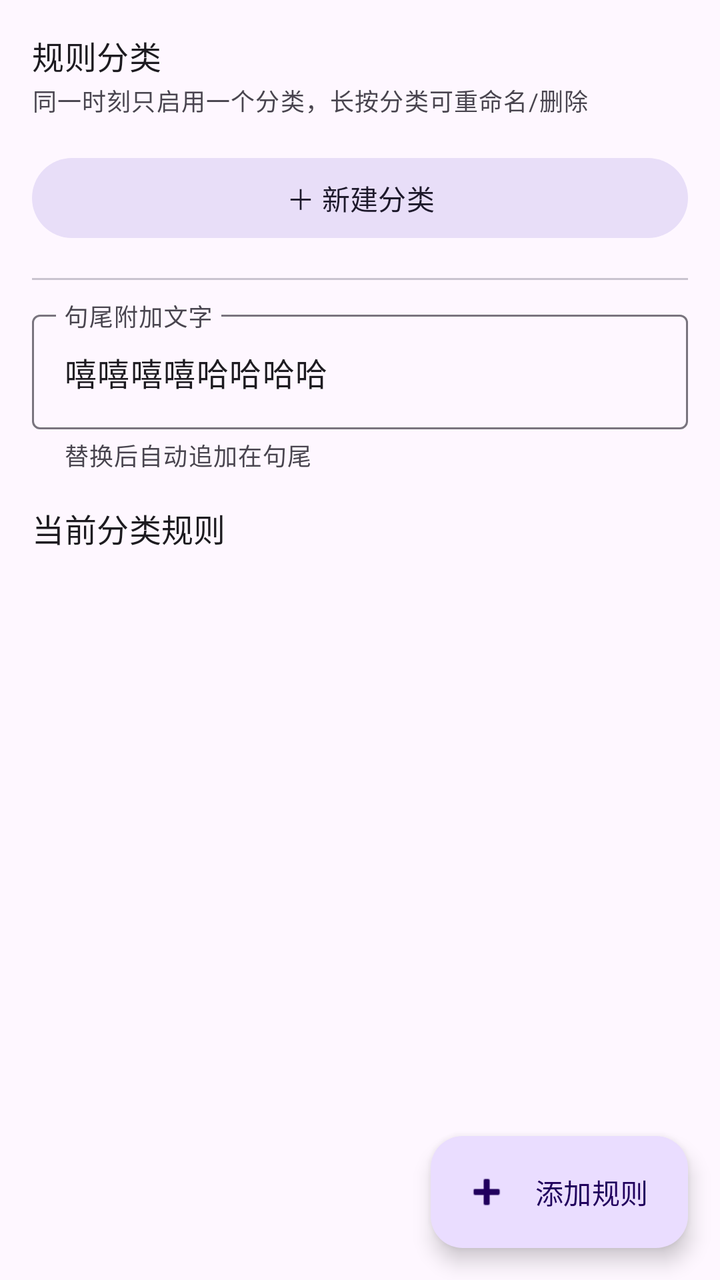
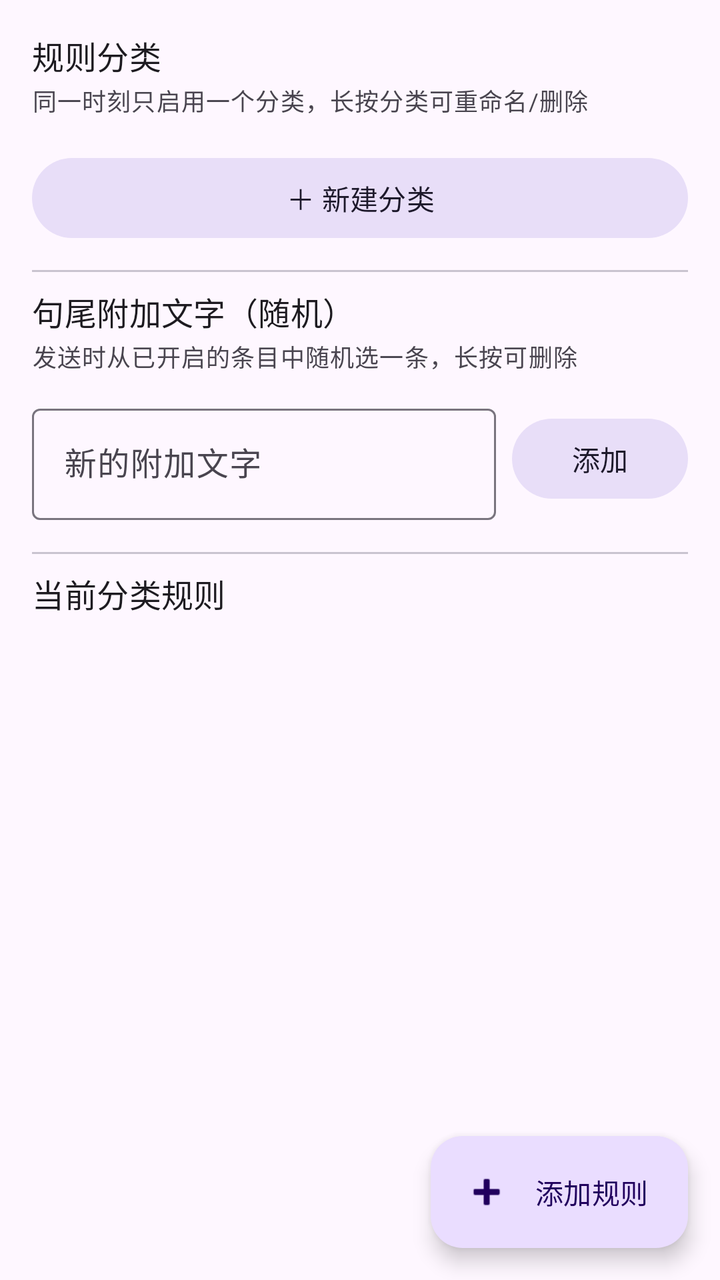

Screens rendered from an Android XML layout before and after an edit, with the pre-edit source and the edit as a unified diff.
<!-- AndroidManifest.xml: application theme Theme.QQReplyApp -->
<!-- res/layout/view_tab_rules.xml -->
<?xml version="1.0" encoding="utf-8"?>
<FrameLayout xmlns:android="http://schemas.android.com/apk/res/android"
    xmlns:app="http://schemas.android.com/apk/res-auto"
    android:layout_width="match_parent"
    android:layout_height="match_parent">

    <LinearLayout
        android:layout_width="match_parent"
        android:layout_height="match_parent"
        android:orientation="vertical"
        android:padding="16dp">

        <TextView
            android:layout_width="wrap_content"
            android:layout_height="wrap_content"
            android:text="规则分类"
            android:textAppearance="@style/TextAppearance.Material3.TitleMedium" />

        <TextView
            android:layout_width="wrap_content"
            android:layout_height="wrap_content"
            android:layout_marginTop="2dp"
            android:text="同一时刻只启用一个分类，长按分类可重命名/删除"
            android:textAppearance="@style/TextAppearance.Material3.BodySmall"
            android:textColor="?attr/colorOnSurfaceVariant" />

        <com.google.android.material.chip.ChipGroup
            android:id="@+id/categoryChips"
            android:layout_width="match_parent"
            android:layout_height="wrap_content"
            android:layout_marginTop="8dp"
            app:chipSpacingHorizontal="8dp"
            app:singleLine="false" />

        <com.google.android.material.button.MaterialButton
            android:id="@+id/addCategoryButton"
            style="@style/Widget.Material3.Button.TonalButton"
            android:layout_width="match_parent"
            android:layout_height="wrap_content"
            android:layout_marginTop="8dp"
            android:text="＋ 新建分类" />

        <com.google.android.material.divider.MaterialDivider
            android:layout_width="match_parent"
            android:layout_height="wrap_content"
            android:layout_marginTop="16dp"
            android:layout_marginBottom="12dp" />

        <com.google.android.material.textfield.TextInputLayout
            android:layout_width="match_parent"
            android:layout_height="wrap_content"
            android:hint="句尾附加文字"
            app:helperText="替换后自动追加在句尾"
            style="@style/Widget.Material3.TextInputLayout.OutlinedBox">

            <com.google.android.material.textfield.TextInputEditText
                android:id="@+id/suffixInput"
                android:layout_width="match_parent"
                android:layout_height="wrap_content"
                android:inputType="text"
                android:maxLines="1"
                android:text="嘻嘻嘻嘻哈哈哈哈" />

        </com.google.android.material.textfield.TextInputLayout>

        <TextView
            android:layout_width="wrap_content"
            android:layout_height="wrap_content"
            android:layout_marginTop="16dp"
            android:text="当前分类规则"
            android:textAppearance="@style/TextAppearance.Material3.TitleMedium" />

        <TextView
            android:id="@+id/currentCategoryName"
            android:layout_width="wrap_content"
            android:layout_height="wrap_content"
            android:layout_marginTop="2dp"
            android:text=""
            android:textAppearance="@style/TextAppearance.Material3.BodySmall"
            android:textColor="?attr/colorPrimary" />

        <TextView
            android:id="@+id/emptyRulesHint"
            android:layout_width="match_parent"
            android:layout_height="wrap_content"
            android:padding="24dp"
            android:gravity="center"
            android:text="当前分类暂无规则，点击右下角按钮添加"
            android:textAppearance="@style/TextAppearance.Material3.BodyMedium"
            android:textColor="?attr/colorOnSurfaceVariant"
            android:visibility="gone" />

        <androidx.recyclerview.widget.RecyclerView
            android:id="@+id/rulesRecyclerView"
            android:layout_width="match_parent"
            android:layout_height="0dp"
            android:layout_weight="1"
            android:layout_marginTop="4dp"
            android:clipToPadding="false"
            android:paddingBottom="80dp" />

    </LinearLayout>

    <com.google.android.material.floatingactionbutton.ExtendedFloatingActionButton
        android:id="@+id/addRuleFab"
        android:layout_width="wrap_content"
        android:layout_height="wrap_content"
        android:layout_gravity="bottom|end"
        android:layout_margin="16dp"
        android:text="添加规则"
        app:icon="@android:drawable/ic_input_add" />

</FrameLayout>
<!-- resources referenced by this layout -->
<resources>
  <style name="Theme.QQReplyApp" parent="Theme.Material3.DayNight.NoActionBar" />
</resources>

<!-- the commit's change to res/layout/view_tab_rules.xml (unified diff, before → after) -->
@@ -4,102 +4,187 @@
     android:layout_width="match_parent"
     android:layout_height="match_parent">
 
-    <LinearLayout
+    <ScrollView
         android:layout_width="match_parent"
         android:layout_height="match_parent"
-        android:orientation="vertical"
-        android:padding="16dp">
+        android:fillViewport="true">
 
-        <TextView
-            android:layout_width="wrap_content"
-            android:layout_height="wrap_content"
-            android:text="规则分类"
-            android:textAppearance="@style/TextAppearance.Material3.TitleMedium" />
-
-        <TextView
-            android:layout_width="wrap_content"
-            android:layout_height="wrap_content"
-            android:layout_marginTop="2dp"
-            android:text="同一时刻只启用一个分类，长按分类可重命名/删除"
-            android:textAppearance="@style/TextAppearance.Material3.BodySmall"
-            android:textColor="?attr/colorOnSurfaceVariant" />
-
-        <com.google.android.material.chip.ChipGroup
-            android:id="@+id/categoryChips"
+        <LinearLayout
             android:layout_width="match_parent"
             android:layout_height="wrap_content"
-            android:layout_marginTop="8dp"
-            app:chipSpacingHorizontal="8dp"
-            app:singleLine="false" />
+            android:orientation="vertical"
+            android:paddingHorizontal="16dp"
+            android:paddingTop="16dp"
+            android:paddingBottom="96dp">
 
-        <com.google.android.material.button.MaterialButton
-            android:id="@+id/addCategoryButton"
-            style="@style/Widget.Material3.Button.TonalButton"
-            android:layout_width="match_parent"
-            android:layout_height="wrap_content"
-            android:layout_marginTop="8dp"
-            android:text="＋ 新建分类" />
+            <TextView
+                android:layout_width="wrap_content"
+                android:layout_height="wrap_content"
+                android:text="规则分类"
+                android:textAppearance="@style/TextAppearance.Material3.TitleMedium" />
 
-        <com.google.android.material.divider.MaterialDivider
-            android:layout_width="match_parent"
-            android:layout_height="wrap_content"
-            android:layout_marginTop="16dp"
-            android:layout_marginBottom="12dp" />
+            <TextView
+                android:layout_width="wrap_content"
+                android:layout_height="wrap_content"
+                android:layout_marginTop="2dp"
+                android:text="同一时刻只启用一个分类，长按分类可重命名/删除"
+                android:textAppearance="@style/TextAppearance.Material3.BodySmall"
+                android:textColor="?attr/colorOnSurfaceVariant" />
 
-        <com.google.android.material.textfield.TextInputLayout
-            android:layout_width="match_parent"
-            android:layout_height="wrap_content"
-            android:hint="句尾附加文字"
-            app:helperText="替换后自动追加在句尾"
-            style="@style/Widget.Material3.TextInputLayout.OutlinedBox">
-
-            <com.google.android.material.textfield.TextInputEditText
-                android:id="@+id/suffixInput"
+            
+            <HorizontalScrollView
                 android:layout_width="match_parent"
                 android:layout_height="wrap_content"
-                android:inputType="text"
-                android:maxLines="1"
-                android:text="嘻嘻嘻嘻哈哈哈哈" />
+                android:layout_marginTop="8dp"
+                android:scrollbars="none"
+                android:overScrollMode="never">
 
-        </com.google.android.material.textfield.TextInputLayout>
+                <com.google.android.material.chip.ChipGroup
+                    android:id="@+id/categoryChips"
+                    android:layout_width="wrap_content"
+                    android:layout_height="wrap_content"
+                    app:chipSpacingHorizontal="8dp"
+                    app:singleLine="true" />
 
-        <TextView
-            android:layout_width="wrap_content"
-            android:layout_height="wrap_content"
-            android:layout_marginTop="16dp"
-            android:text="当前分类规则"
-            android:textAppearance="@style/TextAppearance.Material3.TitleMedium" />
+            </HorizontalScrollView>
 
-        <TextView
-            android:id="@+id/currentCategoryName"
-            android:layout_width="wrap_content"
-            android:layout_height="wrap_content"
-            android:layout_marginTop="2dp"
-            android:text=""
-            android:textAppearance="@style/TextAppearance.Material3.BodySmall"
-            android:textColor="?attr/colorPrimary" />
+            <com.google.android.material.button.MaterialButton
+                android:id="@+id/addCategoryButton"
+                style="@style/Widget.Material3.Button.TonalButton"
+                android:layout_width="match_parent"
+                android:layout_height="wrap_content"
+                android:layout_marginTop="8dp"
+                android:text="＋ 新建分类" />
 
-        <TextView
-            android:id="@+id/emptyRulesHint"
-            android:layout_width="match_parent"
-            android:layout_height="wrap_content"
-            android:padding="24dp"
-            android:gravity="center"
-            android:text="当前分类暂无规则，点击右下角按钮添加"
-            android:textAppearance="@style/TextAppearance.Material3.BodyMedium"
-            android:textColor="?attr/colorOnSurfaceVariant"
-            android:visibility="gone" />
+            <com.google.android.material.divider.MaterialDivider
+                android:layout_width="match_parent"
+                android:layout_height="wrap_content"
+                android:layout_marginTop="12dp"
+                android:layout_marginBottom="8dp" />
 
-        <androidx.recyclerview.widget.RecyclerView
-            android:id="@+id/rulesRecyclerView"
-            android:layout_width="match_parent"
-            android:layout_height="0dp"
-            android:layout_weight="1"
-            android:layout_marginTop="4dp"
-            android:clipToPadding="false"
-            android:paddingBottom="80dp" />
+            
+            <TextView
+                android:layout_width="wrap_content"
+                android:layout_height="wrap_content"
+                android:text="句尾附加文字（随机）"
+                android:textAppearance="@style/TextAppearance.Material3.TitleMedium" />
 
-    </LinearLayout>
+            <TextView
+                android:layout_width="wrap_content"
+                android:layout_height="wrap_content"
+                android:layout_marginTop="2dp"
+                android:text="发送时从已开启的条目中随机选一条，长按可删除"
+                android:textAppearance="@style/TextAppearance.Material3.BodySmall"
+                android:textColor="?attr/colorOnSurfaceVariant" />
+
+            <LinearLayout
+                android:id="@+id/suffixListContainer"
+                android:layout_width="match_parent"
+                android:layout_height="wrap_content"
+                android:layout_marginTop="6dp"
+                android:orientation="vertical" />
+
+            <TextView
+                android:id="@+id/suffixToggle"
+                android:layout_width="match_parent"
+                android:layout_height="wrap_content"
+                android:paddingTop="4dp"
+                android:paddingBottom="4dp"
+                android:gravity="center"
+                android:text=""
+                android:textAppearance="@style/TextAppearance.Material3.BodyMedium"
+                android:textColor="?attr/colorPrimary"
+                android:visibility="gone" />
+
+            <LinearLayout
+                android:layout_width="match_parent"
+                android:layout_height="wrap_content"
+                android:layout_marginTop="6dp"
+                android:orientation="horizontal"
+                android:gravity="center_vertical">
+
+                <com.google.android.material.textfield.TextInputLayout
+                    android:id="@+id/newSuffixLayout"
+                    android:layout_width="0dp"
+                    android:layout_height="wrap_content"
+                    android:layout_weight="1"
+                    android:hint="新的附加文字"
+                    style="@style/Widget.Material3.TextInputLayout.OutlinedBox">
+
+                    <com.google.android.material.textfield.TextInputEditText
+                        android:id="@+id/newSuffixInput"
+                        android:layout_width="match_parent"
+                        android:layout_height="wrap_content"
+                        android:inputType="text"
+                        android:maxLines="1" />
+
+                </com.google.android.material.textfield.TextInputLayout>
+
+                <com.google.android.material.button.MaterialButton
+                    android:id="@+id/addSuffixButton"
+                    style="@style/Widget.Material3.Button.TonalButton"
+                    android:layout_width="wrap_content"
+                    android:layout_height="wrap_content"
+                    android:layout_marginStart="8dp"
+                    android:text="添加" />
+
+            </LinearLayout>
+
+            <com.google.android.material.divider.MaterialDivider
+                android:layout_width="match_parent"
+                android:layout_height="wrap_content"
+                android:layout_marginTop="16dp"
+                android:layout_marginBottom="8dp" />
+
+            
+            <TextView
+                android:layout_width="wrap_content"
+                android:layout_height="wrap_content"
+                android:text="当前分类规则"
+                android:textAppearance="@style/TextAppearance.Material3.TitleMedium" />
+
+            <TextView
+                android:id="@+id/currentCategoryName"
+                android:layout_width="wrap_content"
+                android:layout_height="wrap_content"
+                android:layout_marginTop="2dp"
+                android:text=""
+                android:textAppearance="@style/TextAppearance.Material3.BodySmall"
+                android:textColor="?attr/colorPrimary" />
+
+            <TextView
+                android:id="@+id/emptyRulesHint"
+                android:layout_width="match_parent"
+                android:layout_height="wrap_content"
+                android:padding="16dp"
+                android:gravity="center"
+                android:text="当前分类暂无规则，点击右下角按钮添加"
+                android:textAppearance="@style/TextAppearance.Material3.BodyMedium"
+                android:textColor="?attr/colorOnSurfaceVariant"
+                android:visibility="gone" />
+
+            <LinearLayout
+                android:id="@+id/rulesListContainer"
+                android:layout_width="match_parent"
+                android:layout_height="wrap_content"
+                android:layout_marginTop="6dp"
+                android:orientation="vertical" />
+
+            <TextView
+                android:id="@+id/rulesToggle"
+                android:layout_width="match_parent"
+                android:layout_height="wrap_content"
+                android:paddingTop="4dp"
+                android:paddingBottom="4dp"
+                android:gravity="center"
+                android:text=""
+                android:textAppearance="@style/TextAppearance.Material3.BodyMedium"
+                android:textColor="?attr/colorPrimary"
+                android:visibility="gone" />
+
+        </LinearLayout>
+
+    </ScrollView>
 
     <com.google.android.material.floatingactionbutton.ExtendedFloatingActionButton
         android:id="@+id/addRuleFab"
